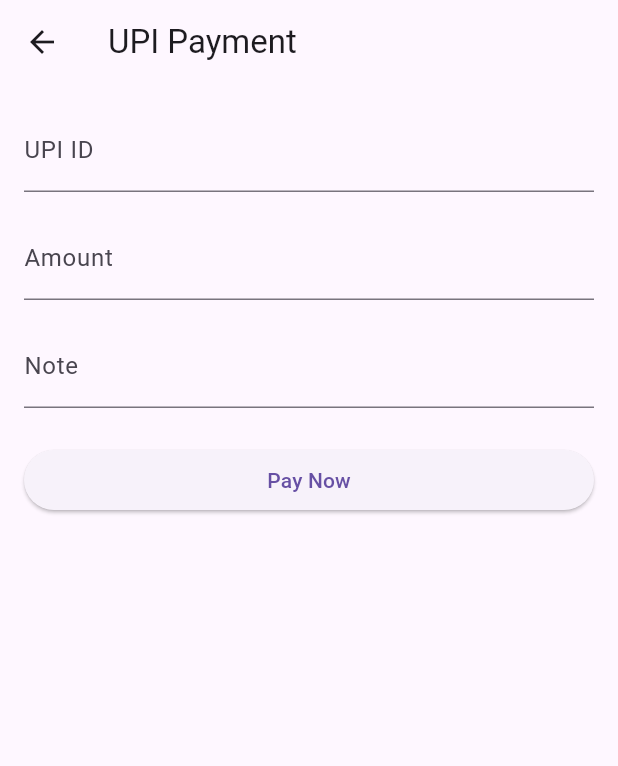
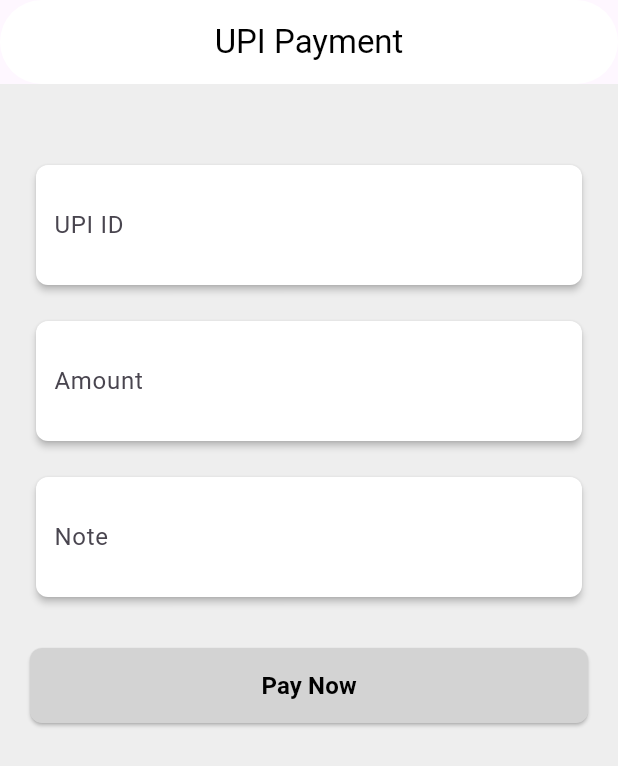
Before and after one commit to ikrishnag/test-upi-integration, a Flutter app: the UPIPayment screen opened directly, on a phone screen of 412 x 824 dp. Shown: the top 766 px of the screen. Run offline on Flutter 3.47's test engine with Material 3 defaults, Android fonts, the phone set to English and light mode, and no system bars; our stand-ins replace package_info_plus; missing offline and left inert: upi_india.

Commit message:
improve the ui of upi page.

```diff
--- a/lib/main.dart
+++ b/lib/main.dart
@@ -1,6 +1,7 @@
 import 'package:flutter/material.dart';
 
 import 'home_page.dart';
+import 'upi_payment.dart';
 
 void main() => runApp(const MyApp());
 
@@ -15,7 +16,7 @@ class MyApp extends StatelessWidget {
       theme: ThemeData(
         visualDensity: VisualDensity.adaptivePlatformDensity,
       ),
-      home: const HomePage(),
+      home: const UPIPayment(),
     );
   }
 }
--- a/lib/upi_payment.dart
+++ b/lib/upi_payment.dart
@@ -1,3 +1,5 @@
+// ignore_for_file: deprecated_member_use
+
 import 'package:flutter/material.dart';
 import 'package:url_launcher/url_launcher.dart';
 import 'package:package_info_plus/package_info_plus.dart';
@@ -15,17 +17,21 @@ class _UPIPaymentState extends State<UPIPayment> {
   final TextEditingController _noteController = TextEditingController();
   String _status = '';
 
+  // Method to initiate UPI transaction by creating a UPI URL and launching it.
   Future<void> _initiateTransaction() async {
     String upiId = _upiIdController.text;
     String amount = _amountController.text;
     String note = _noteController.text;
 
+    // Fetch package information for additional context (optional in this case)
     PackageInfo packageInfo = await PackageInfo.fromPlatform();
     String packageName = packageInfo.packageName;
 
+    // Create the UPI URL using the input details
     String upiUrl =
         'upi://pay?pa=$upiId&pn=Receiver&tn=$note&am=$amount&cu=INR&mc=123456&tr=123456789';
 
+    // Attempt to launch the UPI app with the generated URL
     if (await canLaunch(upiUrl)) {
       await launch(upiUrl);
       setState(() {
@@ -43,35 +49,120 @@ class _UPIPaymentState extends State<UPIPayment> {
     return Scaffold(
       appBar: AppBar(
         title: const Text('UPI Payment'),
+        centerTitle: true,
+        backgroundColor: Colors.white,
+        foregroundColor: const Color.fromARGB(255, 0, 0, 0),
+        surfaceTintColor: Colors.white,
+        shadowColor: const Color.fromARGB(255, 88, 88, 88),
+        shape: const RoundedRectangleBorder(
+          borderRadius: BorderRadius.all(
+            Radius.circular(50),
           ),
-      body: Padding(
-        padding: const EdgeInsets.all(16.0),
+        ),
+      ),
+      body: Container(
+        height: double.infinity,
+        color: Colors.grey[200],
+        child: Padding(
+          padding: const EdgeInsets.all(20.0),
           child: Column(
             crossAxisAlignment: CrossAxisAlignment.stretch,
             children: [
-            TextField(
+              const SizedBox(
+                height: 30,
+              ),
+              // UPI ID Input Field
+              Card(
+                color: Colors.white,
+                surfaceTintColor: Colors.white,
+                shape: RoundedRectangleBorder(
+                  borderRadius: BorderRadius.circular(8.0),
+                ),
+                elevation: 2,
+                child: Padding(
+                  padding: const EdgeInsets.all(12.0),
+                  child: TextField(
                     controller: _upiIdController,
-              decoration: const InputDecoration(labelText: 'UPI ID'),
+                    decoration: const InputDecoration(
+                      labelText: 'UPI ID',
+                      border: InputBorder.none,
+                    ),
+                  ),
+                ),
               ),
               const SizedBox(height: 16),
-            TextField(
+
+              // Amount Input Field
+              Card(
+                color: Colors.white,
+                surfaceTintColor: Colors.white,
+                shape: RoundedRectangleBorder(
+                  borderRadius: BorderRadius.circular(8.0),
+                ),
+                elevation: 2,
+                child: Padding(
+                  padding: const EdgeInsets.all(12.0),
+                  child: TextField(
                     controller: _amountController,
-              decoration: const InputDecoration(labelText: 'Amount'),
+                    decoration: const InputDecoration(
+                      labelText: 'Amount',
+                      border: InputBorder.none,
+                    ),
                     keyboardType: TextInputType.number,
                   ),
-            const SizedBox(height: 16),
-            TextField(
-              controller: _noteController,
-              decoration: const InputDecoration(labelText: 'Note'),
                 ),
-            const SizedBox(height: 24),
-            ElevatedButton(
-              onPressed: _initiateTransaction,
-              child: const Text('Pay Now'),
               ),
               const SizedBox(height: 16),
-            Text(_status, style: const TextStyle(fontWeight: FontWeight.bold)),
+
+              // Note Input Field
+              Card(
+                color: Colors.white,
+                surfaceTintColor: Colors.white,
+                shape: RoundedRectangleBorder(
+                  borderRadius: BorderRadius.circular(8.0),
+                ),
+                elevation: 2,
+                child: Padding(
+                  padding: const EdgeInsets.all(12.0),
+                  child: TextField(
+                    controller: _noteController,
+                    decoration: const InputDecoration(
+                      labelText: 'Note',
+                      border: InputBorder.none,
+                    ),
+                  ),
+                ),
+              ),
+
+              const SizedBox(height: 30),
+
+              // Pay Now Button
+              SizedBox(
+                height: 50,
+                child: ElevatedButton(
+                  onPressed: _initiateTransaction,
+                  style: ElevatedButton.styleFrom(
+                    backgroundColor: const Color.fromARGB(255, 211, 211, 211),
+                    shape: RoundedRectangleBorder(
+                      borderRadius: BorderRadius.circular(8.0),
+                    ),
+                  ),
+                  child: const Text(
+                    'Pay Now',
+                    style: TextStyle(fontSize: 16, fontWeight: FontWeight.bold, color: Colors.black),
+                  ),
+                ),
+              ),
+              const SizedBox(height: 16),
+
+              // Transaction Status Text
+              Text(
+                _status,
+                style: const TextStyle(fontWeight: FontWeight.bold),
+                textAlign: TextAlign.center,
+              ),
             ],
+          ),
         ),
       ),
     );
--- a/pubspec.yaml
+++ b/pubspec.yaml
@@ -12,6 +12,8 @@ dependencies:
   package_info_plus: ^8.0.2
   upi_india: ^3.0.1
   url_launcher: ^6.3.0
+  razorpay_flutter: ^1.3.0
+  fluttertoast: ^8.1.2
 
 dev_dependencies:
   flutter_test:
```
Also changed, not shown: pubspec.lock, 1 other file. Lines whose indentation alone changed are shown as unchanged.
